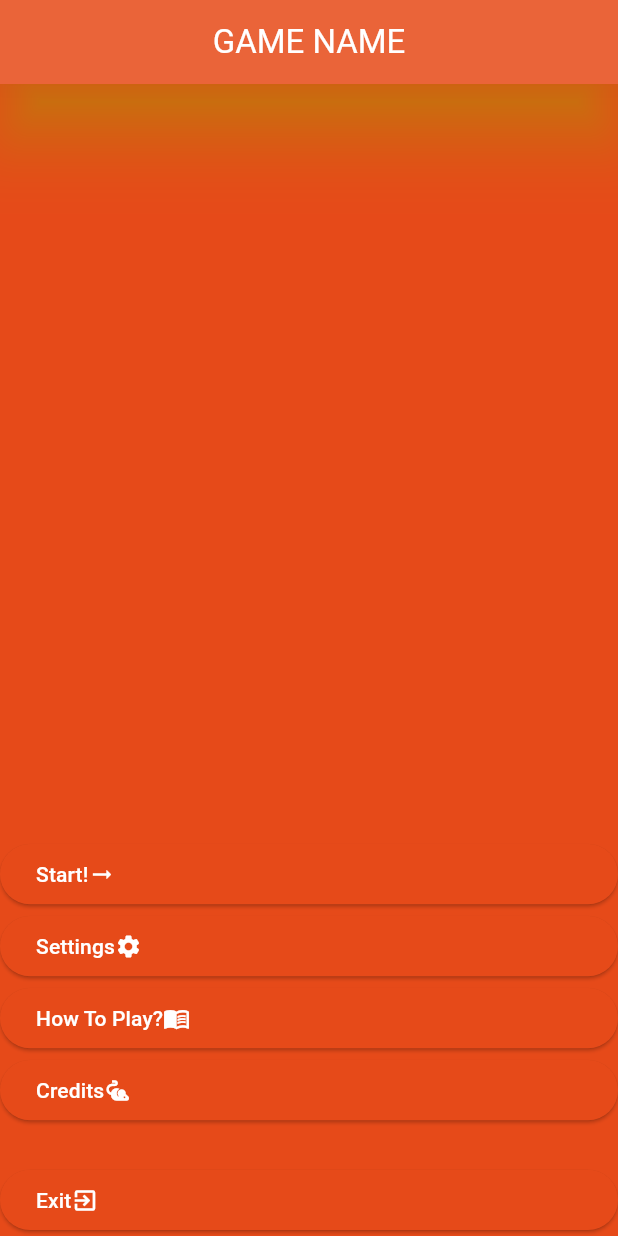
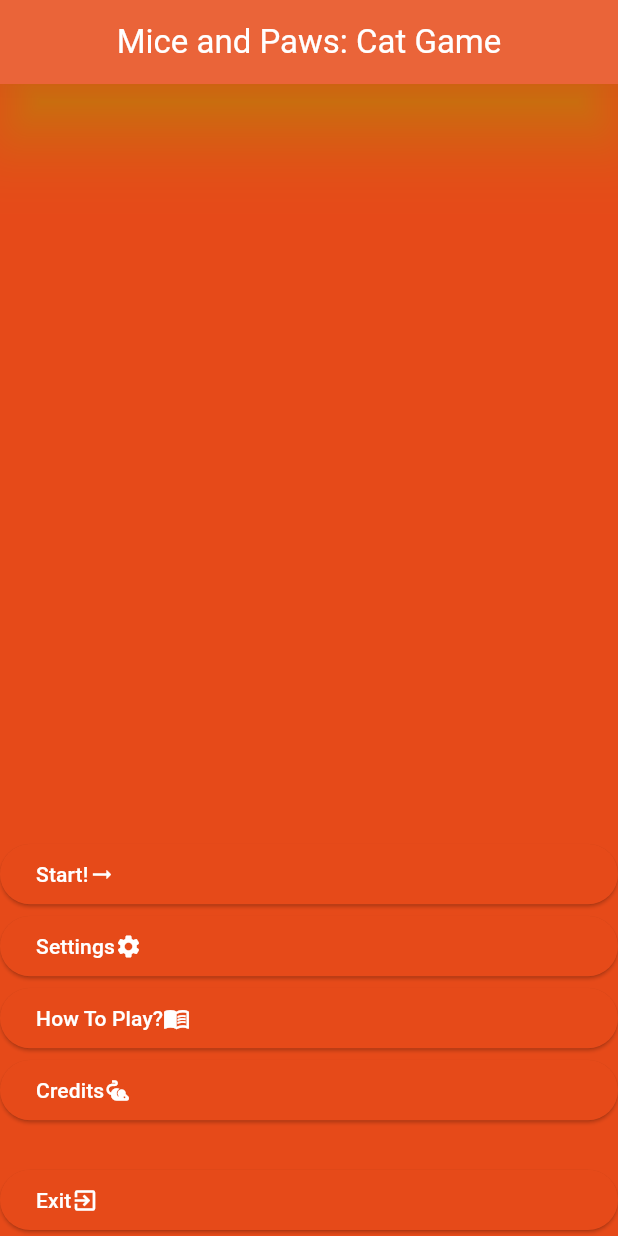
Before and after one commit to BugraKaanSaglam/Mice_and_paws_Cat_Game, a Flutter app: the screen it shows after launch, on a phone screen of 412 x 824 dp. Run offline on Flutter 3.47's test engine with Material 3 defaults, Android fonts, the phone set to English and light mode, and no system bars; our stand-ins replace sqflite; missing offline and left inert: flame, flame_audio; accounts and stored records are empty; generated files the repository leaves out were written again.

Commit message:
ad eklendi, bir çok yenilik

```diff
--- a/lib/global/global_functions.dart
+++ b/lib/global/global_functions.dart
@@ -1,10 +1,9 @@
 import 'package:flutter/material.dart';
 
 AppBar mainAppBar(String title, BuildContext context, {bool hasBackButton = true}) {
-  Widget? leading = const SizedBox();
+  Widget leading = BackButton(onPressed: () => Navigator.pushNamedAndRemoveUntil(context, '/main_screen', (route) => false));
+
   if (hasBackButton) {
-    leading = BackButton(onPressed: () => Navigator.pushNamedAndRemoveUntil(context, '/main_screen', (route) => false));
-  }
     return AppBar(
       title: Text(title),
       centerTitle: true,
@@ -13,6 +12,15 @@ AppBar mainAppBar(String title, BuildContext context, {bool hasBackButton = true
       shadowColor: Colors.yellowAccent,
       foregroundColor: Colors.white,
     );
+  } else {
+    return AppBar(
+      title: Text(title),
+      centerTitle: true,
+      elevation: 20,
+      shadowColor: Colors.yellowAccent,
+      foregroundColor: Colors.white,
+    );
+  }
 }
 
 TextStyle labelTextStyle() => const TextStyle(fontSize: 18, color: Colors.red, fontWeight: FontWeight.bold);
--- a/lib/l10n/app_en.arb
+++ b/lib/l10n/app_en.arb
@@ -1,5 +1,5 @@
 {
-    "game_name": "GAME NAME",
+    "game_name": "Mice and Paws: Cat Game",
     "start_button": "Start!",
     "settings_button": "Settings",
     "howtoplay_button": "How To Play?",
--- a/lib/l10n/app_tr.arb
+++ b/lib/l10n/app_tr.arb
@@ -1,5 +1,5 @@
 {
-    "game_name": "OYUN ISMI",
+    "game_name": "Fareler ve Patiler: Kedi Oyunu",
     "start_button": "Başla!",
     "settings_button": "Ayarlar",
     "howtoplay_button": "Nasıl Oynanır?",
--- a/lib/screens/game_screen.dart
+++ b/lib/screens/game_screen.dart
@@ -39,7 +39,6 @@ class Game extends FlameGame with TapDetector, HasGameRef, HasCollisionDetection
 
   BuildContext context;
   OPCDataBase? gameDataBase;
-  bool isGameRunning = true; // Is Game Running ?
 
   late ButtonComponent backButton;
   bool isBackButtonDialogOpen = false;
```
Also changed, not shown: assets/images/back_button.png. Lines whose indentation alone changed are shown as unchanged.
